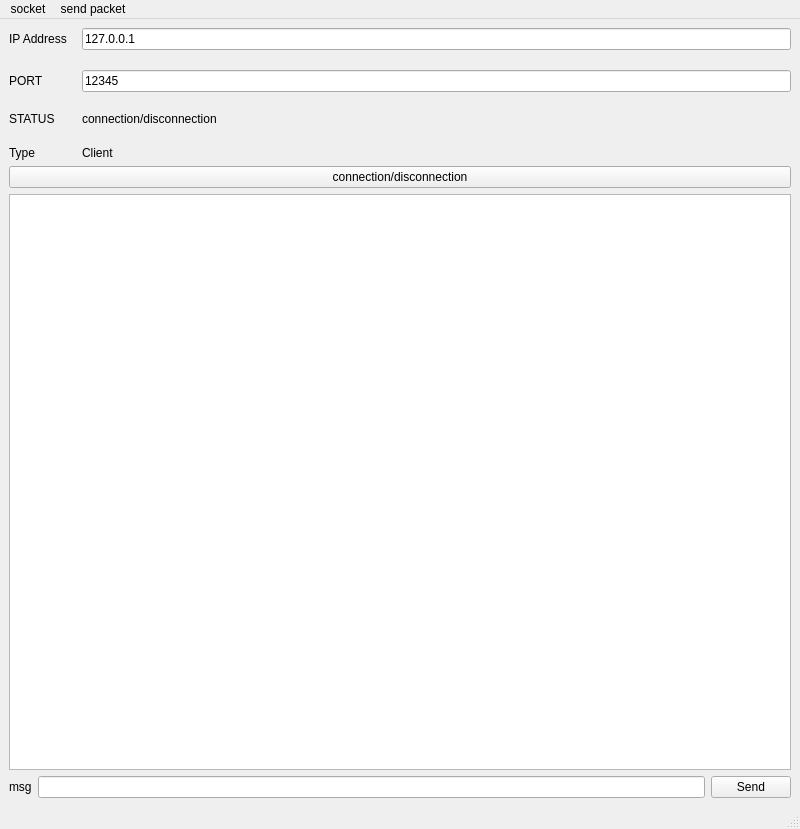
Qt form socket_ui.ui (Fhwang0926/socket) before a commit.
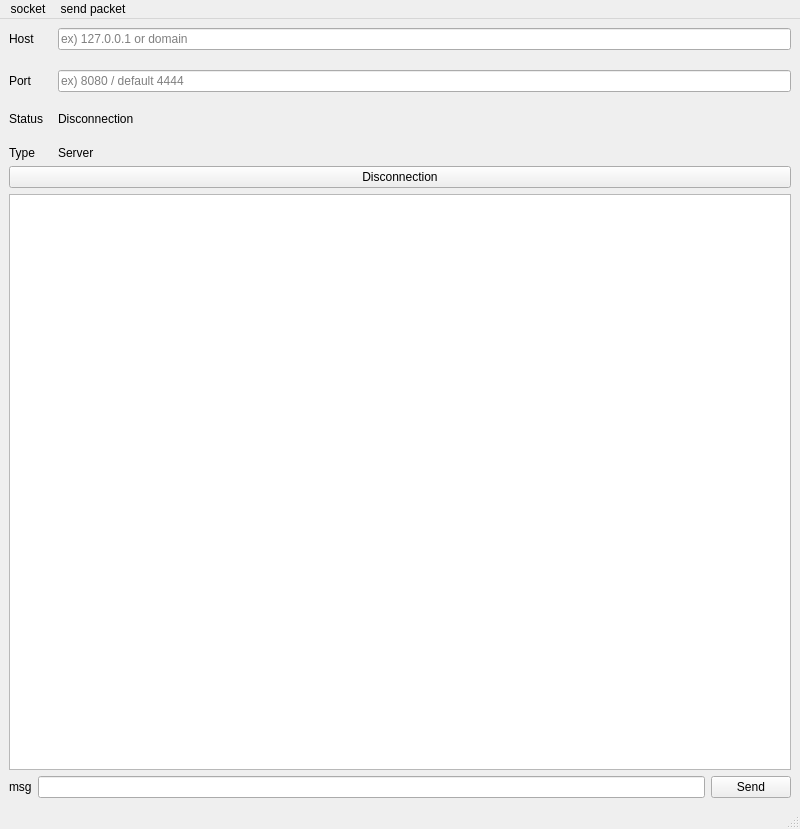
The same form after that commit.

Commit message: backup add ui program init

Diff of the .ui file:
```diff
--- a/socket_ui.ui
+++ b/socket_ui.ui
@@ -28,28 +28,34 @@
         <item row="0" column="0">
          <widget class="QLabel" name="label">
           <property name="text">
-           <string>IP Address</string>
+           <string>Host</string>
           </property>
          </widget>
         </item>
         <item row="0" column="1">
          <widget class="QLineEdit" name="lineEdit_2">
           <property name="text">
-           <string>127.0.0.1</string>
+           <string/>
+          </property>
+          <property name="placeholderText">
+           <string>ex) 127.0.0.1 or domain</string>
           </property>
          </widget>
         </item>
         <item row="1" column="0">
          <widget class="QLabel" name="label_2">
           <property name="text">
-           <string>PORT</string>
+           <string>Port</string>
           </property>
          </widget>
         </item>
         <item row="1" column="1">
          <widget class="QLineEdit" name="lineEdit">
           <property name="text">
-           <string>12345</string>
+           <string/>
+          </property>
+          <property name="placeholderText">
+           <string>ex) 8080 / default 4444</string>
           </property>
          </widget>
         </item>
@@ -63,7 +69,7 @@
            </font>
           </property>
           <property name="text">
-           <string>STATUS</string>
+           <string>Status</string>
           </property>
          </widget>
         </item>
@@ -77,7 +83,7 @@
            </font>
           </property>
           <property name="text">
-           <string>connection/disconnection</string>
+           <string>Disconnection</string>
           </property>
          </widget>
         </item>
@@ -91,10 +97,7 @@
         <item row="3" column="1">
          <widget class="QLabel" name="label_6">
           <property name="text">
-           <string>Client</string>
-          </property>
-          <property name="buddy">
-           <cstring>textEdit</cstring>
+           <string>Server</string>
           </property>
          </widget>
         </item>
@@ -103,7 +106,7 @@
       <item>
        <widget class="QPushButton" name="pushButton">
         <property name="text">
-         <string>connection/disconnection</string>
+         <string>Disconnection</string>
         </property>
        </widget>
       </item>
```
Left out of the diff: 52 changed lines with no effect on the pictures. The commit also changes 6 other files.
